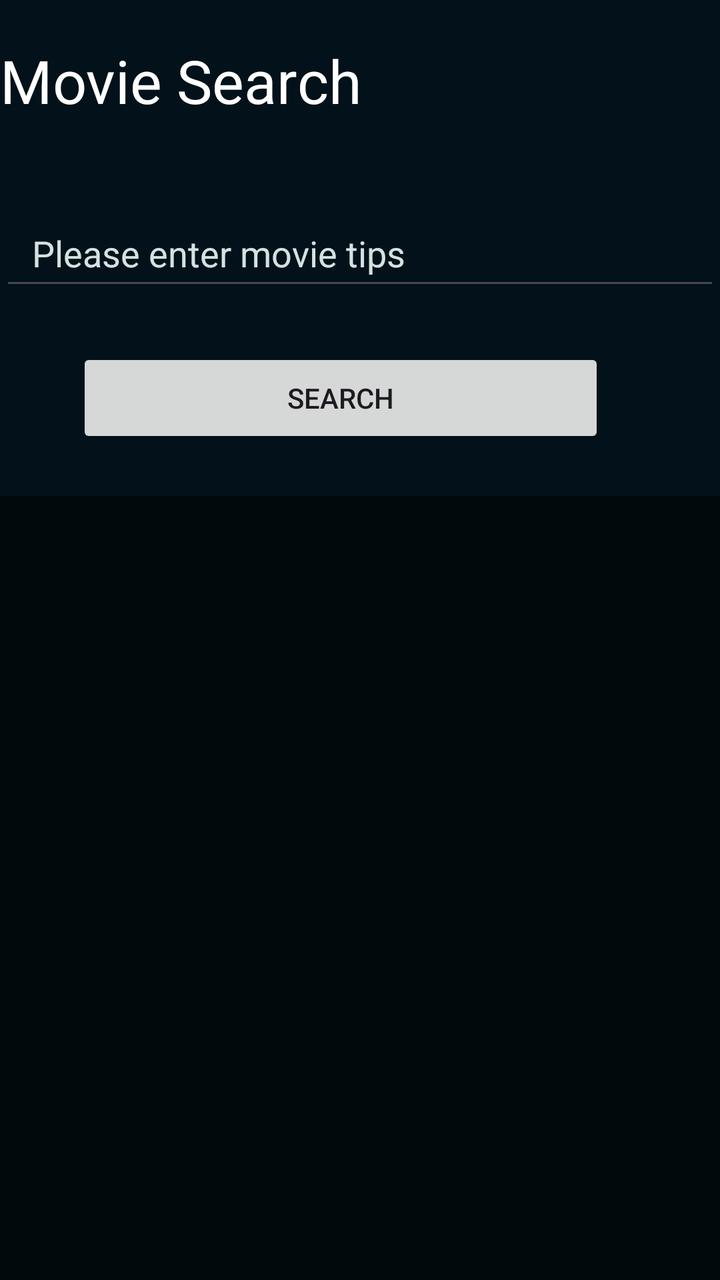
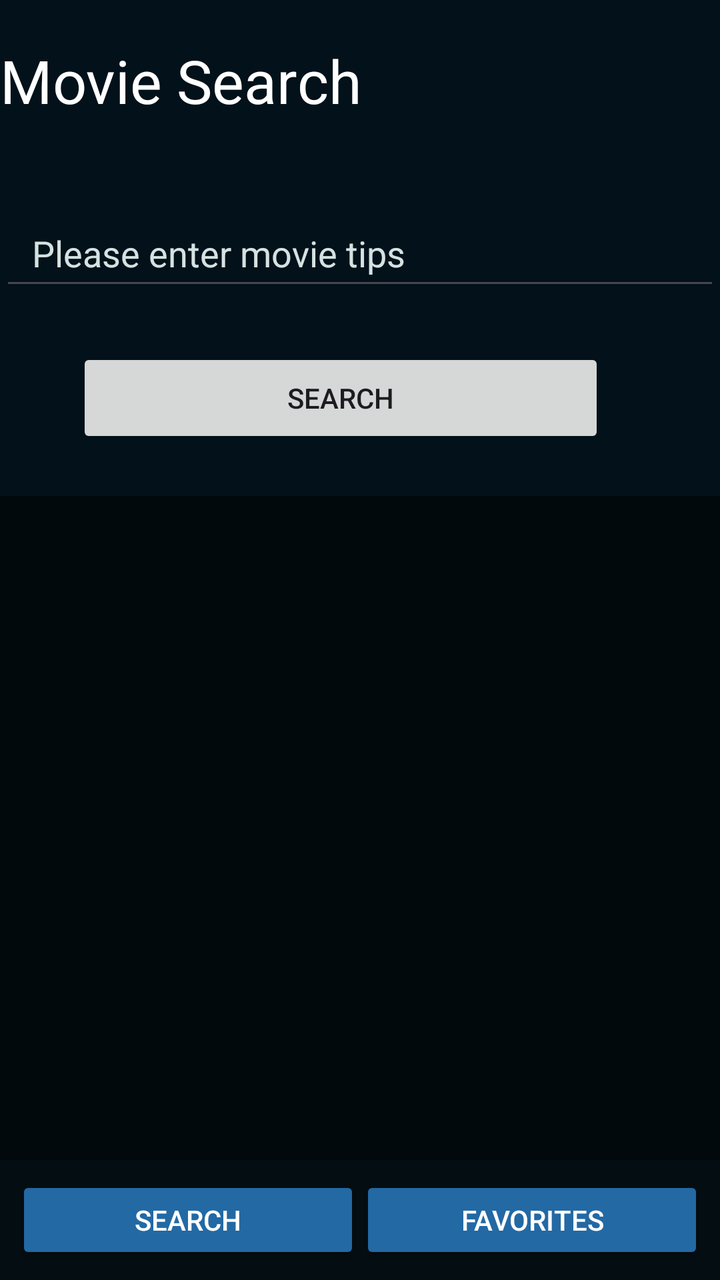

Two renders of the same Android screen: before a commit and after it. Below are the layout's source before the change and the commit's diff.
<!-- AndroidManifest.xml: application theme Theme.MovieSearchA3 -->
<!-- res/layout/activity_main.xml -->
<?xml version="1.0" encoding="utf-8"?>
<androidx.constraintlayout.widget.ConstraintLayout
    xmlns:android="http://schemas.android.com/apk/res/android"
    xmlns:app="http://schemas.android.com/apk/res-auto"
    xmlns:tools="http://schemas.android.com/tools"
    android:layout_width="match_parent"
    android:layout_height="match_parent"
    android:background="#02111A"
    tools:context=".view.MainActivity">


    <TextView
        android:id="@+id/image_header"
        android:layout_width="384dp"
        android:layout_height="80dp"
        android:layout_marginTop="20dp"
        android:text="Movie Search"
        android:textAlignment="center"
        android:textColor="@color/white"
        android:textSize="30sp"
        app:layout_constraintEnd_toEndOf="parent"
        app:layout_constraintHorizontal_bias="0.0"
        app:layout_constraintStart_toStartOf="parent"
        app:layout_constraintTop_toTopOf="parent" />

    <EditText
        android:id="@+id/et_search"
        android:layout_width="match_parent"
        android:layout_height="50dp"
        android:hint="Please enter movie tips"
        android:textColor="@color/white"
        android:paddingHorizontal="16dp"
        android:textColorHint="#D4E2E1"
        app:layout_constraintEnd_toEndOf="parent"
        app:layout_constraintHorizontal_bias="0.0"
        app:layout_constraintStart_toStartOf="parent"
        app:layout_constraintTop_toBottomOf="@+id/image_header" />

    <Button
        android:id="@+id/button"
        android:layout_width="264dp"
        android:layout_height="50dp"
        android:layout_marginTop="24dp"
        android:text="Search"
        app:layout_constraintEnd_toEndOf="parent"
        app:layout_constraintHorizontal_bias="0.401"
        app:layout_constraintStart_toStartOf="parent"
        app:layout_constraintTop_toBottomOf="@id/et_search"
        app:layout_constraintBottom_toTopOf="@+id/recyclerView"
        />

    <androidx.recyclerview.widget.RecyclerView
        android:id="@+id/recyclerView"
        android:layout_width="match_parent"
        android:layout_height="0dp"
        android:layout_marginTop="24dp"
        android:paddingBottom="16dp"
        android:clipToPadding="false"
        android:background="#02090D"
        app:layout_constraintBottom_toBottomOf="parent"
        app:layout_constraintEnd_toEndOf="parent"
        app:layout_constraintStart_toStartOf="parent"
        app:layout_constraintTop_toBottomOf="@+id/button" />

</androidx.constraintlayout.widget.ConstraintLayout>
<!-- resources referenced by this layout -->
<resources>
  <color name="white">#FFFFFFFF</color>
  <style name="Theme.MovieSearchA3" parent="Base.Theme.MovieSearchA3" />
  <style name="Base.Theme.MovieSearchA3" parent="Theme.Material3.DayNight.NoActionBar">
          
          
      </style>
</resources>

<!-- the commit's change to res/layout/activity_main.xml (unified diff, before → after) -->
@@ -62,4 +62,33 @@
         app:layout_constraintStart_toStartOf="parent"
         app:layout_constraintTop_toBottomOf="@+id/button" />
 
+    <LinearLayout
+        android:id="@+id/bottom_nav"
+        android:layout_width="match_parent"
+        android:layout_height="60dp"
+        android:background="#040D12"
+        android:orientation="horizontal"
+        android:gravity="center"
+        android:padding="8dp"
+        app:layout_constraintBottom_toBottomOf="parent">
+
+        <Button
+            android:id="@+id/searchTabBtn"
+            android:layout_width="0dp"
+            android:layout_height="match_parent"
+            android:layout_weight="1"
+            android:text="Search"
+            android:backgroundTint="#2369A4"
+            android:textColor="@android:color/white" />
+
+        <Button
+            android:id="@+id/favoriteTabBtn"
+            android:layout_width="0dp"
+            android:layout_height="match_parent"
+            android:layout_weight="1"
+            android:text="Favorites"
+            android:backgroundTint="#2369A4"
+            android:textColor="@android:color/white" />
+    </LinearLayout>
+
 </androidx.constraintlayout.widget.ConstraintLayout>
